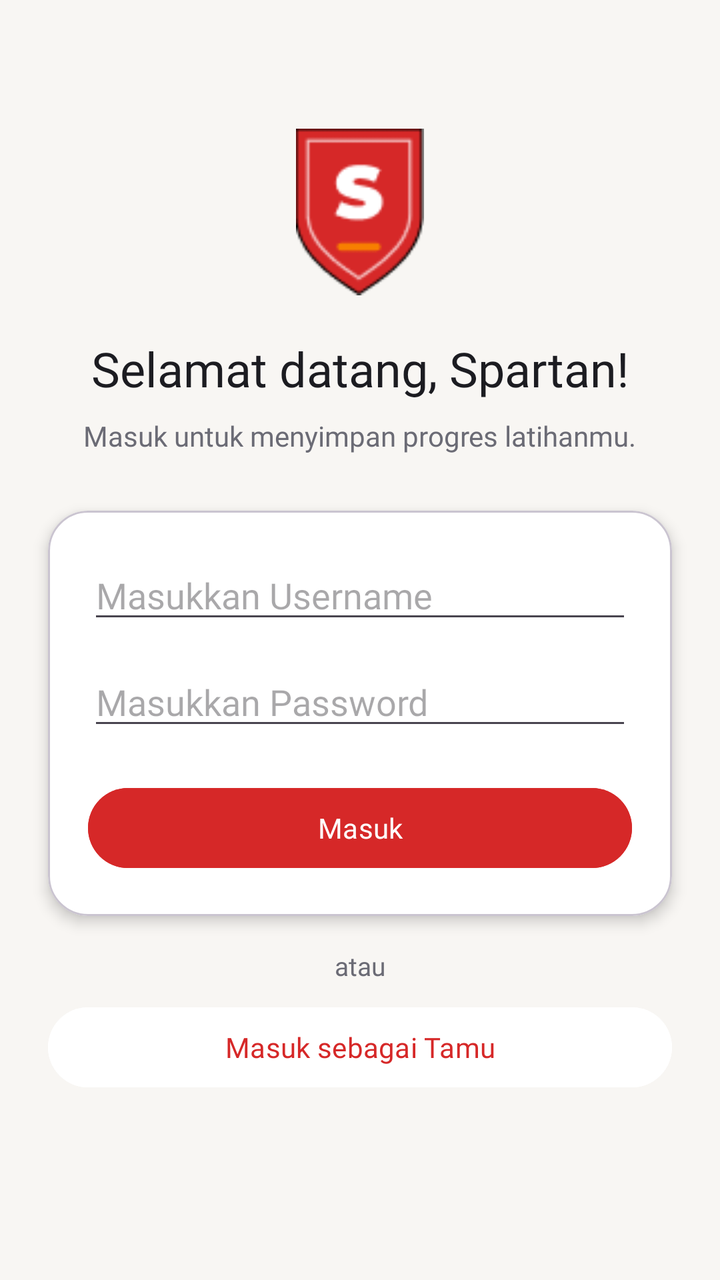
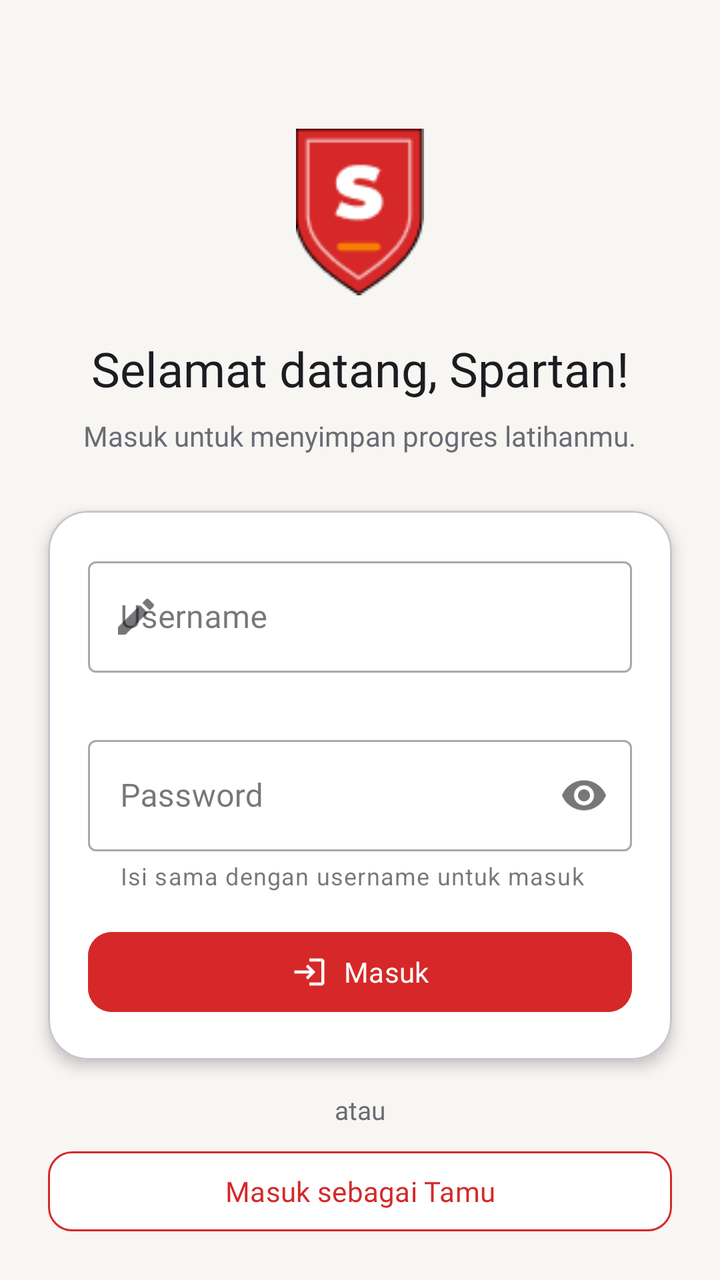

An Android layout rendered at two revisions. The XML below is the earlier revision; the diff shows what the commit changed to produce the second picture.
<!-- AndroidManifest.xml: application theme Theme.Sporta -->
<!-- res/layout/activity_login.xml -->
<?xml version="1.0" encoding="utf-8"?>
<androidx.constraintlayout.widget.ConstraintLayout
    xmlns:android="http://schemas.android.com/apk/res/android"
    xmlns:app="http://schemas.android.com/apk/res-auto"
    xmlns:tools="http://schemas.android.com/tools"
    android:id="@+id/main"
    android:layout_width="match_parent"
    android:layout_height="match_parent"
    android:background="@color/sporta_background"
    tools:context=".LoginActivity">

    <ImageView
        android:id="@+id/ivLogo"
        android:layout_width="64dp"
        android:layout_height="84dp"
        android:layout_marginTop="64dp"
        android:contentDescription="Logo Sporta"
        android:scaleType="fitCenter"
        android:src="@drawable/logo_sporta"
        app:layout_constraintEnd_toEndOf="parent"
        app:layout_constraintStart_toStartOf="parent"
        app:layout_constraintTop_toTopOf="parent" />

    <TextView
        android:id="@+id/tvTitle"
        android:layout_width="wrap_content"
        android:layout_height="wrap_content"
        android:layout_marginTop="20dp"
        android:fontFamily="@font/montserrat_extrabold"
        android:text="Selamat datang, Spartan!"
        android:textColor="@color/sporta_charcoal"
        android:textSize="24sp"
        app:layout_constraintEnd_toEndOf="parent"
        app:layout_constraintStart_toStartOf="parent"
        app:layout_constraintTop_toBottomOf="@+id/ivLogo" />

    <TextView
        android:id="@+id/tvSubtitle"
        android:layout_width="wrap_content"
        android:layout_height="wrap_content"
        android:layout_marginTop="8dp"
        android:fontFamily="@font/inter_regular"
        android:text="Masuk untuk menyimpan progres latihanmu."
        android:textColor="@color/sporta_text_secondary"
        android:textSize="14sp"
        app:layout_constraintEnd_toEndOf="parent"
        app:layout_constraintStart_toStartOf="parent"
        app:layout_constraintTop_toBottomOf="@+id/tvTitle" />

    
    <com.google.android.material.card.MaterialCardView
        android:id="@+id/cardForm"
        android:layout_width="0dp"
        android:layout_height="wrap_content"
        android:layout_marginStart="24dp"
        android:layout_marginTop="28dp"
        android:layout_marginEnd="24dp"
        app:cardBackgroundColor="@color/white"
        app:cardCornerRadius="20dp"
        app:cardElevation="4dp"
        app:layout_constraintEnd_toEndOf="parent"
        app:layout_constraintStart_toStartOf="parent"
        app:layout_constraintTop_toBottomOf="@+id/tvSubtitle">

        <LinearLayout
            android:layout_width="match_parent"
            android:layout_height="wrap_content"
            android:orientation="vertical"
            android:padding="20dp">

            <EditText
                android:id="@+id/edtUsername"
                android:layout_width="match_parent"
                android:layout_height="wrap_content"
                android:fontFamily="@font/inter_regular"
                android:hint="Masukkan Username"
                android:inputType="text"
                android:maxLines="1" />

            <EditText
                android:id="@+id/edtPassword"
                android:layout_width="match_parent"
                android:layout_height="wrap_content"
                android:layout_marginTop="12dp"
                android:fontFamily="@font/inter_regular"
                android:hint="Masukkan Password"
                android:inputType="textPassword"
                android:maxLines="1" />

            <Button
                android:id="@+id/btnLogin"
                android:layout_width="match_parent"
                android:layout_height="wrap_content"
                android:layout_marginTop="20dp"
                android:backgroundTint="@color/sporta_red"
                android:fontFamily="@font/inter_semibold"
                android:text="Masuk"
                android:textColor="@color/white" />
        </LinearLayout>
    </com.google.android.material.card.MaterialCardView>

    <TextView
        android:id="@+id/tvOr"
        android:layout_width="wrap_content"
        android:layout_height="wrap_content"
        android:layout_marginTop="16dp"
        android:fontFamily="@font/inter_regular"
        android:text="atau"
        android:textColor="@color/sporta_text_secondary"
        android:textSize="13sp"
        app:layout_constraintEnd_toEndOf="parent"
        app:layout_constraintStart_toStartOf="parent"
        app:layout_constraintTop_toBottomOf="@+id/cardForm" />

    <Button
        android:id="@+id/btnGuest"
        android:layout_width="0dp"
        android:layout_height="wrap_content"
        android:layout_marginStart="24dp"
        android:layout_marginTop="8dp"
        android:layout_marginEnd="24dp"
        android:backgroundTint="@color/white"
        android:fontFamily="@font/inter_semibold"
        android:text="Masuk sebagai Tamu"
        android:textColor="@color/sporta_red"
        app:layout_constraintEnd_toEndOf="parent"
        app:layout_constraintStart_toStartOf="parent"
        app:layout_constraintTop_toBottomOf="@+id/tvOr" />

</androidx.constraintlayout.widget.ConstraintLayout>
<!-- resources referenced by this layout -->
<resources>
  <color name="sporta_background">#F8F6F3</color>
  <color name="sporta_charcoal">#1C1C21</color>
  <color name="sporta_red">#D62828</color>
  <color name="sporta_text_secondary">#6B6B75</color>
  <color name="white">#FFFFFFFF</color>
  <!-- drawable logo_sporta: png bitmap (drawable, 2290 bytes) -->
  <style name="Theme.Sporta" parent="Base.Theme.Sporta" />
  <style name="Base.Theme.Sporta" parent="Theme.Material3.Light.NoActionBar">
          <item name="colorPrimary">@color/sporta_red</item>
      </style>
</resources>

<!-- the commit's change to res/layout/activity_login.xml (unified diff, before → after) -->
@@ -68,34 +68,58 @@
             android:orientation="vertical"
             android:padding="20dp">
 
-            <EditText
-                android:id="@+id/edtUsername"
+            <com.google.android.material.textfield.TextInputLayout
+                android:id="@+id/tilUsername"
+                style="@style/Widget.MaterialComponents.TextInputLayout.OutlinedBox"
                 android:layout_width="match_parent"
                 android:layout_height="wrap_content"
-                android:fontFamily="@font/inter_regular"
-                android:hint="Masukkan Username"
-                android:inputType="text"
-                android:maxLines="1" />
+                android:hint="Username"
+                app:endIconMode="clear_text"
+                app:errorEnabled="true"
+                app:startIconDrawable="@drawable/ic_edit">
 
-            <EditText
-                android:id="@+id/edtPassword"
+                <com.google.android.material.textfield.TextInputEditText
+                    android:id="@+id/edtUsername"
+                    android:layout_width="match_parent"
+                    android:layout_height="wrap_content"
+                    android:fontFamily="@font/inter_regular"
+                    android:inputType="text"
+                    android:maxLines="1" />
+            </com.google.android.material.textfield.TextInputLayout>
+
+            <com.google.android.material.textfield.TextInputLayout
+                android:id="@+id/tilPassword"
+                style="@style/Widget.MaterialComponents.TextInputLayout.OutlinedBox"
                 android:layout_width="match_parent"
                 android:layout_height="wrap_content"
-                android:layout_marginTop="12dp"
-                android:fontFamily="@font/inter_regular"
-                android:hint="Masukkan Password"
-                android:inputType="textPassword"
-                android:maxLines="1" />
+                android:layout_marginTop="8dp"
+                android:hint="Password"
+                app:endIconMode="password_toggle"
+                app:errorEnabled="true"
+                app:helperText="Isi sama dengan username untuk masuk">
 
-            <Button
+                <com.google.android.material.textfield.TextInputEditText
+                    android:id="@+id/edtPassword"
+                    android:layout_width="match_parent"
+                    android:layout_height="wrap_content"
+                    android:fontFamily="@font/inter_regular"
+                    android:inputType="textPassword"
+                    android:maxLines="1" />
+            </com.google.android.material.textfield.TextInputLayout>
+
+            <com.google.android.material.button.MaterialButton
                 android:id="@+id/btnLogin"
                 android:layout_width="match_parent"
                 android:layout_height="wrap_content"
-                android:layout_marginTop="20dp"
+                android:layout_marginTop="16dp"
                 android:backgroundTint="@color/sporta_red"
                 android:fontFamily="@font/inter_semibold"
                 android:text="Masuk"
-                android:textColor="@color/white" />
+                android:textColor="@color/white"
+                app:cornerRadius="12dp"
+                app:icon="@drawable/ic_login"
+                app:iconGravity="textStart"
+                app:iconPadding="8dp" />
         </LinearLayout>
     </com.google.android.material.card.MaterialCardView>
 
@@ -112,7 +136,7 @@
         app:layout_constraintStart_toStartOf="parent"
         app:layout_constraintTop_toBottomOf="@+id/cardForm" />
 
-    <Button
+    <com.google.android.material.button.MaterialButton
         android:id="@+id/btnGuest"
         android:layout_width="0dp"
         android:layout_height="wrap_content"
@@ -123,8 +147,11 @@
         android:fontFamily="@font/inter_semibold"
         android:text="Masuk sebagai Tamu"
         android:textColor="@color/sporta_red"
+        app:cornerRadius="12dp"
         app:layout_constraintEnd_toEndOf="parent"
         app:layout_constraintStart_toStartOf="parent"
-        app:layout_constraintTop_toBottomOf="@+id/tvOr" />
+        app:layout_constraintTop_toBottomOf="@+id/tvOr"
+        app:strokeColor="@color/sporta_red"
+        app:strokeWidth="1dp" />
 
 </androidx.constraintlayout.widget.ConstraintLayout>
<!-- resource entries referenced after the edit -->
@@ -5,6 +5,26 @@
   <color name="sporta_red">#D62828</color>
   <color name="sporta_text_secondary">#6B6B75</color>
   <color name="white">#FFFFFFFF</color>
+  <!-- drawable ic_edit (drawable) -->
+  <vector xmlns:android="http://schemas.android.com/apk/res/android"
+      android:width="24dp"
+      android:height="24dp"
+      android:viewportWidth="24"
+      android:viewportHeight="24">
+      <path
+          android:fillColor="#FF000000"
+          android:pathData="M3,17.25V21h3.75L17.81,9.94l-3.75,-3.75L3,17.25zM20.71,7.04c0.39,-0.39 0.39,-1.02 0,-1.41l-2.34,-2.34c-0.39,-0.39 -1.02,-0.39 -1.41,0l-1.83,1.83 3.75,3.75 1.83,-1.83z" />
+  </vector>
+  <!-- drawable ic_login (drawable) -->
+  <vector xmlns:android="http://schemas.android.com/apk/res/android"
+      android:width="24dp"
+      android:height="24dp"
+      android:viewportWidth="24"
+      android:viewportHeight="24">
+      <path
+          android:fillColor="#FF000000"
+          android:pathData="M11,7L9.6,8.4l2.6,2.6H2v2h10.2l-2.6,2.6L11,17l5,-5 -5,-5zM20,19h-8v2h8c1.1,0 2,-0.9 2,-2V5c0,-1.1 -0.9,-2 -2,-2h-8v2h8v14z" />
+  </vector>
   <!-- drawable logo_sporta: png bitmap (drawable, 2290 bytes) -->
   <style name="Theme.Sporta" parent="Base.Theme.Sporta" />
   <style name="Base.Theme.Sporta" parent="Theme.Material3.Light.NoActionBar">
